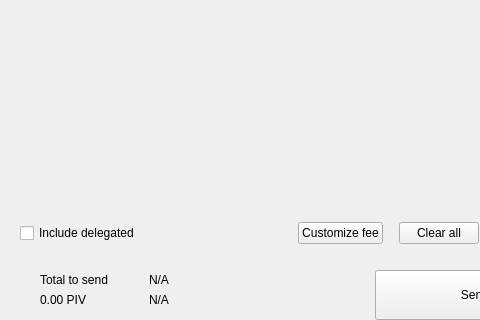
Old version of the form src/qt/pcoin/forms/send.ui in the repository pcoinproject/pcoin; both pictures show x 0 to 480 and y 380 to 700 of the 893 by 700 pixel window.
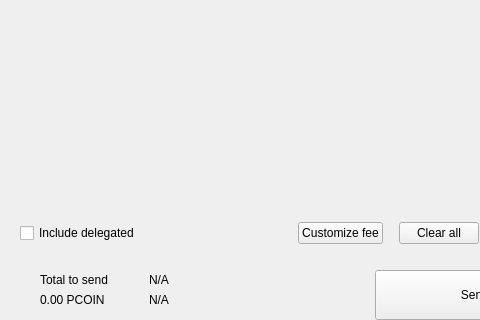
New version of the form. Custom widgets are drawn as their Qt base class.

Commit message: Port to pcoin (code)

```diff
--- a/src/qt/pcoin/forms/send.ui
+++ b/src/qt/pcoin/forms/send.ui
@@ -578,7 +578,7 @@
                      <item>
                       <widget class="QLabel" name="labelAmountSend">
                        <property name="text">
-                        <string notr="true">0.00 PIV</string>
+                        <string notr="true">0.00 PCOIN</string>
                        </property>
                       </widget>
                      </item>
```
Left out of the diff: 2 changed lines with no effect on the pictures. The commit also changes 928 other files.
